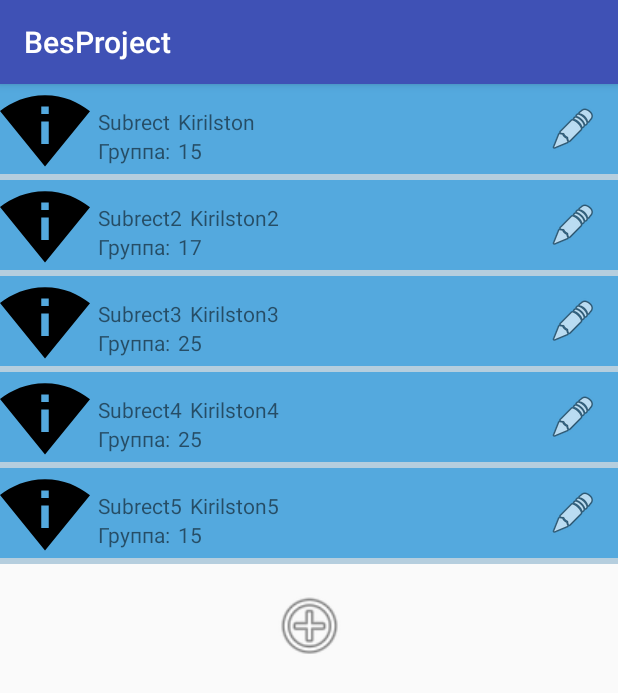
After one commit to EvgenBES/StudyProject, an Android app: the Dz6Activity screen opened directly, with no data from a screen before it, on a phone screen of 412 x 824 dp. The commit adds this screen. Shown: the top 693 px of the screen. Run offline under Robolectric (Android 15) with nearby library versions, the phone set to English and light mode, and no system bars; our stand-ins replace Picasso; pictures from the network do not load.

Commit message:
Began make Dz6. Made shablon project.

```diff
--- a/app/build.gradle
+++ b/app/build.gradle
@@ -29,4 +29,5 @@ dependencies {
     implementation 'com.squareup.picasso:picasso:2.71828'
     debugImplementation 'com.squareup.leakcanary:leakcanary-android:1.5.4'
     releaseImplementation 'com.squareup.leakcanary:leakcanary-android-no-op:1.5.4'
+    implementation 'com.android.support:design:28.0.0-alpha1'
 }
--- a/app/src/main/AndroidManifest.xml
+++ b/app/src/main/AndroidManifest.xml
@@ -41,6 +41,8 @@
             android:name=".files_dz5.MyService"
             android:enabled="true"
             android:exported="true" />
+
+        <activity android:name=".Dz6Activity"></activity>
     </application>
 
 </manifest>
--- /dev/null
+++ b/app/src/main/java/com/example/fox/besproject/Dz6Activity.java
@@ -0,0 +1,41 @@
+package com.example.fox.besproject;
+
+import android.support.v7.app.AppCompatActivity;
+import android.os.Bundle;
+import android.support.v7.widget.LinearLayoutManager;
+import android.support.v7.widget.RecyclerView;
+
+import com.example.fox.besproject.files_dz6.StudentAddapter;
+import com.example.fox.besproject.files_dz6.Student;
+
+import java.util.ArrayList;
+
+public class Dz6Activity extends AppCompatActivity {
+
+
+    RecyclerView recyclerView;
+    private StudentAddapter studentAddapter;
+
+
+    @Override
+    protected void onCreate(Bundle savedInstanceState) {
+        super.onCreate(savedInstanceState);
+        setContentView(R.layout.activity_dz6);
+
+        ArrayList<Student> studentList = new ArrayList<>();
+        studentList.add(new Student("Kirilston", "Subrect", "+375 44 485 45 45", "https://avatarko.ru/img/avatar/14/shlyapa_pistolet_Lego_13500.jpg", "15"));
+        studentList.add(new Student("Kirilston2", "Subrect2", "+375 44 485 45 45", "https://avatarko.ru/img/avatar/14/igra_soldat_13506.jpg", "17"));
+        studentList.add(new Student("Kirilston3", "Subrect3", "+375 44 485 45 45", "https://avatarko.ru/img/avatar/18/devushka_17296.jpg", "25"));
+        studentList.add(new Student("Kirilston4", "Subrect4", "+375 44 485 45 45", "https://avatarko.ru/img/avatar/31/igra_Dota_2_Omniknight_30248.jpg", "25"));
+        studentList.add(new Student("Kirilston5", "Subrect5", "+375 44 485 45 45", "https://avatarko.ru/img/avatar/8/zhivotnye_sobaka_7404.jpg", "15"));
+
+
+        studentAddapter = new StudentAddapter();
+        recyclerView = findViewById(R.id.recyclerView);
+        recyclerView.setLayoutManager(new LinearLayoutManager(this));
+        recyclerView.setHasFixedSize(true);
+        recyclerView.setAdapter(studentAddapter);
+
+        studentAddapter.setDataList(studentList);
+    }
+}
--- a/app/src/main/java/com/example/fox/besproject/MainActivity.java
+++ b/app/src/main/java/com/example/fox/besproject/MainActivity.java
@@ -8,7 +8,7 @@ import android.widget.Button;
 
 public class MainActivity extends AppCompatActivity implements View.OnClickListener {
 
-    Button buttonDz1, buttonDz2, buttonDz3, buttonDz4, buttonDz5;
+    Button buttonDz1, buttonDz2, buttonDz3, buttonDz4, buttonDz5, buttonDz6;
 
 
     @Override
@@ -21,11 +21,14 @@ public class MainActivity extends AppCompatActivity implements View.OnClickListe
         buttonDz3 = findViewById(R.id.buttonDz3);
         buttonDz4 = findViewById(R.id.buttonDz4);
         buttonDz5 = findViewById(R.id.buttonDz5);
+        buttonDz6 = findViewById(R.id.buttonDz6);
+
         buttonDz1.setOnClickListener(this);
         buttonDz2.setOnClickListener(this);
         buttonDz3.setOnClickListener(this);
         buttonDz4.setOnClickListener(this);
         buttonDz5.setOnClickListener(this);
+        buttonDz6.setOnClickListener(this);
 
     }
 
@@ -53,6 +56,10 @@ public class MainActivity extends AppCompatActivity implements View.OnClickListe
                 Intent intent5 = new Intent(this, Dz5Activity.class);
                 startActivity(intent5);
                 break;
+            case R.id.buttonDz6:
+                Intent intent6 = new Intent(this, Dz6Activity.class);
+                startActivity(intent6);
+                break;
             default:
                 break;
         }
--- /dev/null
+++ b/app/src/main/java/com/example/fox/besproject/files_dz6/Student.java
@@ -0,0 +1,57 @@
+package com.example.fox.besproject.files_dz6;
+
+public class Student {
+    private String name;
+    private String surname;
+    private String phone;
+    private String fotos;
+    private String group;
+
+    public Student(String name, String surname, String phone, String fotos, String group) {
+        this.name = name;
+        this.surname = surname;
+        this.phone = phone;
+        this.fotos = fotos;
+        this.group = group;
+    }
+
+    public String getName() {
+        return name;
+    }
+
+    public void setName(String name) {
+        this.name = name;
+    }
+
+    public String getSurname() {
+        return surname;
+    }
+
+    public void setSurname(String surname) {
+        this.surname = surname;
+    }
+
+    public String getPhone() {
+        return phone;
+    }
+
+    public void setPhone(String phone) {
+        this.phone = phone;
+    }
+
+    public String getFotos() {
+        return fotos;
+    }
+
+    public void setFotos(String fotos) {
+        this.fotos = fotos;
+    }
+
+    public String getGroup() {
+        return group;
+    }
+
+    public void setGroup(String group) {
+        this.group = group;
+    }
+}
--- /dev/null
+++ b/app/src/main/java/com/example/fox/besproject/files_dz6/StudentAddapter.java
@@ -0,0 +1,74 @@
+package com.example.fox.besproject.files_dz6;
+
+import android.support.annotation.NonNull;
+import android.support.v7.widget.RecyclerView;
+import android.view.LayoutInflater;
+import android.view.View;
+import android.view.ViewGroup;
+import android.widget.ImageView;
+import android.widget.TextView;
+
+import com.example.fox.besproject.R;
+import com.example.fox.besproject.files_dz3.CircularTransformation;
+import com.squareup.picasso.Picasso;
+
+import java.util.ArrayList;
+
+public class StudentAddapter extends RecyclerView.Adapter<RecyclerView.ViewHolder> {
+
+    private ArrayList<Student> dataList;
+
+    public void setDataList(ArrayList<Student> dataList) {
+        this.dataList = dataList;
+        notifyDataSetChanged();
+    }
+
+    @NonNull
+    @Override
+    public RecyclerView.ViewHolder onCreateViewHolder(@NonNull ViewGroup parent, int viewType) {
+
+        View view = LayoutInflater.from(parent.getContext()).inflate(R.layout.item_student, parent, false);
+        return new Holder(view);
+    }
+
+    @Override
+    public void onBindViewHolder(@NonNull RecyclerView.ViewHolder holder, int position) {
+        Student studient = dataList.get(position);
+        Holder itemHolder = (Holder)holder;
+
+        itemHolder.nameTextView.setText(studient.getName());
+        itemHolder.surnameTextView.setText(studient.getSurname());
+        itemHolder.group_number.setText(studient.getGroup());
+        Picasso.get()
+                .load(studient.getFotos())
+                .placeholder(R.drawable.ic_hourglass_empty_black_24dp)
+                .error(R.drawable.ic_perm_scan_wifi_black_24dp)
+                .transform(new CircularTransformation())
+                .into(itemHolder.imageAvatar);
+
+
+    }
+
+    @Override
+    public int getItemCount() {
+        return dataList == null ? 0 : dataList.size();
+    }
+
+    static class Holder extends RecyclerView.ViewHolder {
+        TextView nameTextView;
+        TextView surnameTextView;
+        TextView group_number;
+        ImageView imageAvatar;
+
+
+        public Holder(@NonNull View itemView) {
+            super(itemView);
+            nameTextView = itemView.findViewById(R.id.nameTextView);
+            surnameTextView = itemView.findViewById(R.id.surnameTextView);
+            group_number = itemView.findViewById(R.id.group_number);
+            imageAvatar = itemView.findViewById(R.id.imageAvatar);
+        }
+    }
+
+
+}
--- /dev/null
+++ b/app/src/main/res/layout/activity_dz6.xml
@@ -0,0 +1,29 @@
+<?xml version="1.0" encoding="utf-8"?>
+<android.support.constraint.ConstraintLayout xmlns:android="http://schemas.android.com/apk/res/android"
+    xmlns:app="http://schemas.android.com/apk/res-auto"
+    xmlns:tools="http://schemas.android.com/tools"
+    android:layout_width="match_parent"
+    android:layout_height="match_parent"
+    tools:context=".Dz6Activity">
+
+    <android.support.v7.widget.RecyclerView
+        android:id="@+id/recyclerView"
+        android:layout_width="match_parent"
+        android:layout_height="wrap_content" />
+
+    <ImageView
+        android:id="@+id/imageViewAdd"
+        android:layout_width="50dp"
+        android:layout_height="50dp"
+        android:layout_gravity="center"
+        android:layout_marginEnd="8dp"
+        android:layout_marginLeft="8dp"
+        android:layout_marginRight="8dp"
+        android:layout_marginStart="8dp"
+        android:layout_marginTop="16dp"
+        android:backgroundTint="#b5cede"
+        app:layout_constraintEnd_toEndOf="parent"
+        app:layout_constraintStart_toStartOf="parent"
+        app:layout_constraintTop_toBottomOf="@+id/recyclerView"
+        app:srcCompat="@android:drawable/ic_menu_add" />
+</android.support.constraint.ConstraintLayout>
--- /dev/null
+++ b/app/src/main/res/layout/item_student.xml
@@ -0,0 +1,96 @@
+<?xml version="1.0" encoding="utf-8"?>
+<LinearLayout xmlns:android="http://schemas.android.com/apk/res/android"
+    android:layout_width="match_parent"
+    android:layout_height="64dp"
+    android:background="#b5cede"
+    android:orientation="vertical">
+
+    <LinearLayout
+        android:layout_width="match_parent"
+        android:layout_height="60dp"
+        android:background="#54a9de"
+        android:orientation="horizontal">
+
+
+        <LinearLayout
+            android:layout_width="wrap_content"
+            android:layout_height="wrap_content"
+            android:orientation="horizontal">
+
+            <ImageView
+                android:id="@+id/imageAvatar"
+                android:layout_width="60dp"
+                android:layout_height="60dp"
+                android:src="@drawable/animations_owl" />
+        </LinearLayout>
+
+        <LinearLayout
+            android:layout_width="wrap_content"
+            android:layout_height="wrap_content"
+            android:layout_weight="1"
+            android:orientation="vertical"
+            android:paddingLeft="5dp">
+
+            <LinearLayout
+                android:layout_width="wrap_content"
+                android:layout_height="wrap_content"
+                android:orientation="horizontal"
+                android:paddingTop="15dp">
+
+                <TextView
+                    android:id="@+id/surnameTextView"
+                    android:layout_width="wrap_content"
+                    android:layout_height="wrap_content"
+                    android:layout_marginRight="5dp"
+                    android:text="Пузиков" />
+
+                <TextView
+                    android:id="@+id/nameTextView"
+                    android:layout_width="wrap_content"
+                    android:layout_height="wrap_content"
+                    android:text="Андреянович" />
+            </LinearLayout>
+
+            <LinearLayout
+                android:layout_width="wrap_content"
+                android:layout_height="wrap_content"
+                android:orientation="horizontal">
+
+                <TextView
+                    android:id="@+id/group_student"
+                    android:layout_width="wrap_content"
+                    android:layout_height="wrap_content"
+                    android:layout_marginRight="5dp"
+                    android:text="Группа:" />
+
+                <TextView
+                    android:id="@+id/group_number"
+                    android:layout_width="wrap_content"
+                    android:layout_height="wrap_content"
+                    android:layout_marginRight="5dp"
+                    android:text="57" />
+            </LinearLayout>
+
+        </LinearLayout>
+
+        <LinearLayout
+            android:layout_width="wrap_content"
+            android:layout_height="wrap_content"
+            android:orientation="horizontal">
+
+
+            <ImageView
+                android:id="@+id/imageView2"
+                android:layout_width="wrap_content"
+                android:layout_height="match_parent"
+                android:layout_weight="1"
+                android:paddingBottom="14dp"
+                android:paddingLeft="14dp"
+                android:paddingRight="14dp"
+                android:paddingTop="14dp"
+                android:src="@android:drawable/ic_menu_edit" />
+        </LinearLayout>
+
+    </LinearLayout>
+
+</LinearLayout>
--- a/app/src/main/res/layout/main.xml
+++ b/app/src/main/res/layout/main.xml
@@ -101,6 +101,14 @@
             android:layout_weight="1"
             android:text="@string/buttonDz5"
             android:textSize="20sp" />
+        <Button
+            android:id="@+id/buttonDz6"
+            style="@style/Widget.AppCompat.Button.Colored"
+            android:layout_width="75dp"
+            android:layout_height="75dp"
+            android:layout_weight="1"
+            android:text="@string/buttonDz6"
+            android:textSize="20sp" />
     </LinearLayout>
 
 
--- a/app/src/main/res/values/strings.xml
+++ b/app/src/main/res/values/strings.xml
@@ -6,6 +6,8 @@
     <string name="buttonDz2">2</string>
     <string name="buttonDz3">3</string>
     <string name="buttonDz4">4</string>
+    <string name="buttonDz5">5</string>
+    <string name="buttonDz6">6</string>
     <string name="headText">Мои ДЗ по курсу Android Разработка.</string>
     <!-- Finish string MainActivity -->
 
@@ -37,11 +39,14 @@
 
     <!-- Sting Dz5_Activity -->
     <string name="headTextDz5">Решение Дз №5</string>
-    <string name="buttonDz5">5</string>
     <string name="imageStatusWifi">StatusWiFi</string>
     <string name="dz5_off">OFF</string>
     <string name="dz5_on">ON</string>
     <string name="wi_fi_settings">Wi-Fi Settings</string>
     <string name="status_wifi_dz5">Статус WIFI</string>
     <!-- Finish string Dz5_Activity -->
+
+    <!-- Sting Dz6_Activity -->
+    <string name="headTextDz6">Решение Дз №6</string>
+    <!-- Finish string Dz6_Activity -->
 </resources>
```
